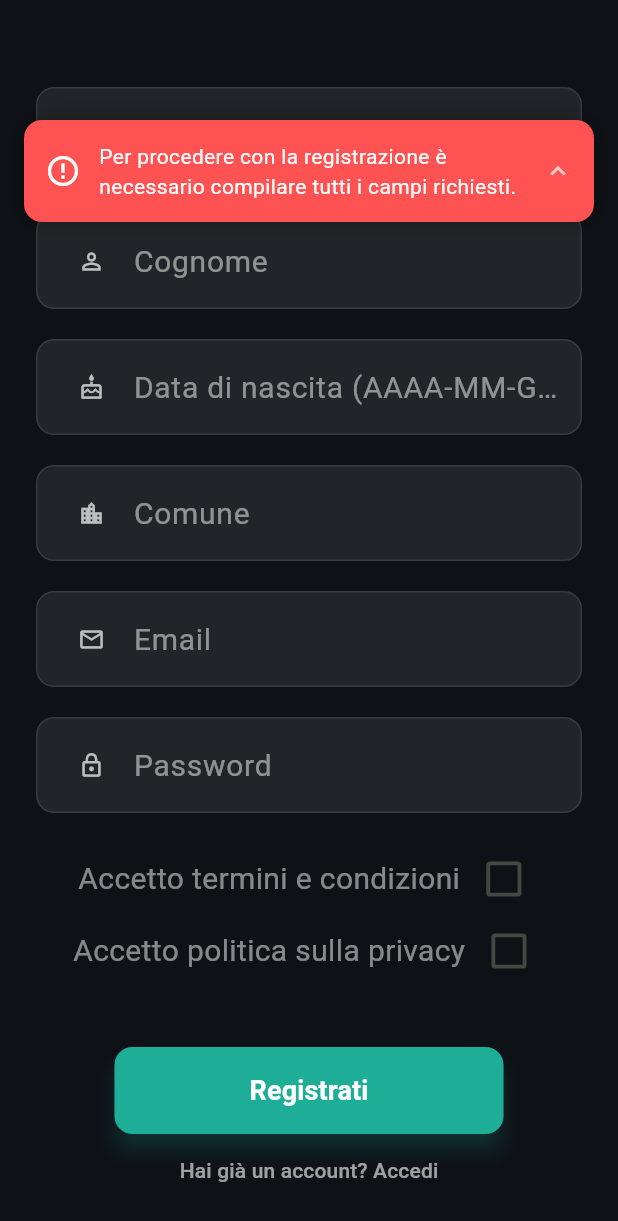
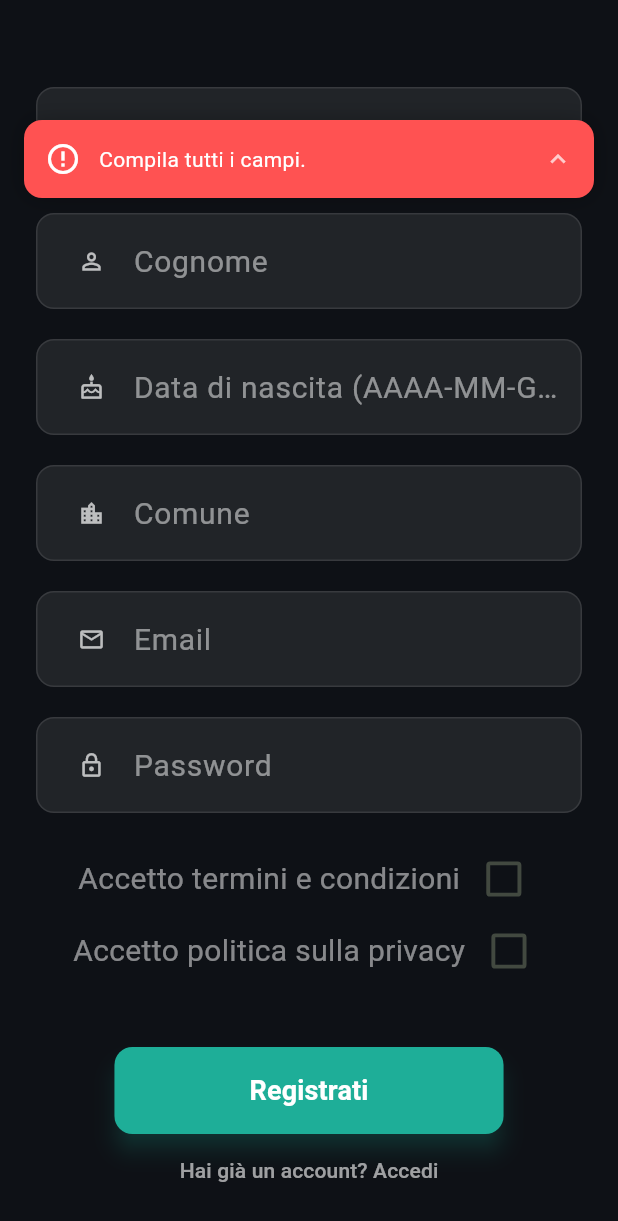
Before and after one commit to CunioloRaffaele/Colombo, a Flutter app: the RegisterPage screen opened directly, scrolled down 166 dp, after a tap on "Registrati", on a phone screen of 412 x 824 dp. Shown: the top 1221 px of the screen. Run offline on Flutter 3.47's test engine with Material 3 defaults, Android fonts, the phone set to English and light mode, and no system bars; our stand-ins replace dio, flutter_secure_storage, jwt_decoder, permission_handler; missing offline and left inert: liquid_glass_renderer; accounts and stored records are empty; generated files the repository leaves out were written again; network calls fail.

Commit message:
Refactor auth screens and add viewmodels
Moved login and registration screens to feature-based directories and introduced LoginViewModel and RegistrationViewModel for better separation of concerns. Removed direct notification and error handling from AuthService, delegating it to viewmodels and UI. Updated imports and improved code formatting across affected files.

```diff
--- a/services/client/lib/core/api/dio_interceptor.dart
+++ b/services/client/lib/core/api/dio_interceptor.dart
@@ -1,7 +1,5 @@
 import 'package:dio/dio.dart';
-import 'package:flutter/material.dart';
 import '../../ui/widgets/loading_overlay.dart'; // ValueNotifier
-import '../../ui/widgets/notification_overlay.dart';
 
 class LoadingInterceptor extends Interceptor {
   @override
@@ -32,7 +30,6 @@ class LoadingInterceptor extends Interceptor {
       if (loadingRequestCount.value > 0) {
         loadingRequestCount.value--;
       }
-      NotificationOverlay.show('Errore durante la richiesta al server.', Colors.redAccent);
     }
     super.onError(err, handler);
   }
--- a/services/client/lib/main.dart
+++ b/services/client/lib/main.dart
@@ -1,18 +1,18 @@
-import 'package:colombo/ui/screens/login.dart';
+import 'package:colombo/ui/features/auth/view/login.dart';
 import 'package:flutter/material.dart';
 import 'package:flutter/services.dart';
 
-import 'ui/screens/sensors_debug.dart';
-import 'ui/screens/login.dart';
-import 'ui/screens/error_page.dart';
+import 'ui/features/sensors_debug.dart';
+import 'ui/features/auth/view/login.dart';
+import 'ui/features/error_page.dart';
 import 'data/services/auth_service.dart';
 import 'data/services/health_service.dart';
-import 'ui/screens/home.dart';
+import 'ui/features/home.dart';
 import 'package:colombo/ui/widgets/loading_overlay.dart'; // Importa il nuovo widget
 
 final navigatorKey = GlobalKey<NavigatorState>();
 
-void main() async{
+void main() async {
   WidgetsFlutterBinding.ensureInitialized();
   SystemChrome.setSystemUIOverlayStyle(
     const SystemUiOverlayStyle(
@@ -32,7 +32,11 @@ void main() async{
 class MyApp extends StatelessWidget {
   final bool initialOnline;
   final bool initialLoggedIn;
-  const MyApp({super.key, required this.initialOnline, required this.initialLoggedIn});
+  const MyApp({
+    super.key,
+    required this.initialOnline,
+    required this.initialLoggedIn,
+  });
   @override
   Widget build(BuildContext context) {
     return MaterialApp(
@@ -43,9 +47,7 @@ class MyApp extends StatelessWidget {
       ),
       // Use the LoadingOverlay to wrap the entire app
       builder: (context, child) {
-        return LoadingOverlay(
-          child: child ?? const SizedBox.shrink(),
-        );
+        return LoadingOverlay(child: child ?? const SizedBox.shrink());
       },
       home: !initialOnline
           ? const ServerErrorPage()
--- a/services/client/lib/ui/screens/registration.dart
+++ b/services/client/lib/ui/features/auth/view/registration.dart
@@ -1,8 +1,8 @@
-import 'package:colombo/data/services/auth_service.dart';
+import 'package:colombo/ui/features/auth/viewmodels/registration_viewmodel.dart'; // Importa il ViewModel
 import 'package:flutter/material.dart';
 
-import '../widgets/notification_overlay.dart';
-import '../widgets/input_field.dart';
+import '../../../widgets/notification_overlay.dart';
+import '../../../widgets/input_field.dart';
 
 class RegisterPage extends StatefulWidget {
   const RegisterPage({super.key});
@@ -12,13 +12,17 @@ class RegisterPage extends StatefulWidget {
 }
 
 class _RegisterPageState extends State<RegisterPage> {
+  final _viewModel = RegistrationViewModel();
+
   final _nomeController = TextEditingController();
   final _cognomeController = TextEditingController();
   final _bithDateController = TextEditingController();
   final _comuneController = TextEditingController();
   final _emailController = TextEditingController();
   final _passwordController = TextEditingController();
-  late bool? _isChecked = false;
+
+  bool _termsAccepted = false;
+  bool _privacyAccepted = false;
 
   @override
   void dispose() {
@@ -40,10 +44,14 @@ class _RegisterPageState extends State<RegisterPage> {
           padding: const EdgeInsets.symmetric(horizontal: 24.0),
           child: SingleChildScrollView(
             keyboardDismissBehavior: ScrollViewKeyboardDismissBehavior.onDrag,
-            padding: EdgeInsets.only(bottom: MediaQuery.of(context).viewInsets.bottom),
+            padding: EdgeInsets.only(
+              bottom: MediaQuery.of(context).viewInsets.bottom,
+            ),
             child: ConstrainedBox(
               constraints: BoxConstraints(
-                minHeight: MediaQuery.of(context).size.height - MediaQuery.of(context).padding.vertical,
+                minHeight:
+                    MediaQuery.of(context).size.height -
+                    MediaQuery.of(context).padding.vertical,
               ),
               child: IntrinsicHeight(
                 child: Column(
@@ -118,15 +126,18 @@ class _RegisterPageState extends State<RegisterPage> {
                       children: <Widget>[
                         Text(
                           'Accetto termini e condizioni ',
-                          style: TextStyle(fontSize: 20.0, color: Colors.white.withOpacity(0.5)),
+                          style: TextStyle(
+                            fontSize: 20.0,
+                            color: Colors.white.withOpacity(0.5),
+                          ),
                         ),
                         Transform.scale(
                           scale: 1.3,
                           child: Checkbox(
-                          value: _isChecked,
+                            value: _termsAccepted, // Usa variabile specifica
                             onChanged: (bool? newValue) {
                               setState(() {
-                              _isChecked = newValue;
+                                _termsAccepted = newValue ?? false;
                               });
                             },
                           ),
@@ -139,15 +150,18 @@ class _RegisterPageState extends State<RegisterPage> {
                       children: <Widget>[
                         Text(
                           'Accetto politica sulla privacy ',
-                          style: TextStyle(fontSize: 20.0, color: Colors.white.withOpacity(0.5)),
+                          style: TextStyle(
+                            fontSize: 20.0,
+                            color: Colors.white.withOpacity(0.5),
+                          ),
                         ),
                         Transform.scale(
                           scale: 1.3,
                           child: Checkbox(
-                            value: _isChecked,
+                            value: _privacyAccepted, // Usa variabile specifica
                             onChanged: (bool? newValue) {
                               setState(() {
-                                _isChecked = newValue;
+                                _privacyAccepted = newValue ?? false;
                               });
                             },
                           ),
@@ -161,41 +175,39 @@ class _RegisterPageState extends State<RegisterPage> {
                         style: ElevatedButton.styleFrom(
                           backgroundColor: const Color(0xFF1EAE98),
                           padding: const EdgeInsets.symmetric(
-                              horizontal: 90, vertical: 16),
+                            horizontal: 90,
+                            vertical: 16,
+                          ),
                           shape: RoundedRectangleBorder(
                             borderRadius: BorderRadius.circular(12),
                           ),
                           elevation: 6,
                           shadowColor: const Color(0xFF1EAE98).withOpacity(0.6),
                         ),
-                        onPressed: () {
-                          // Get values
-                          final nome = _nomeController.text.toUpperCase();
-                          final cognome = _cognomeController.text.toUpperCase();
-                          final birthDate = _bithDateController.text;
-                          final email = _emailController.text;
-                          final password = _passwordController.text;
-                          // final comune = _comuneController.text;
-                          if (nome.isEmpty || cognome.isEmpty || birthDate.isEmpty || email.isEmpty || password.isEmpty) {
-                            // Show error
-                            NotificationOverlay.show('Per procedere con la registrazione è necessario compilare tutti i campi richiesti.', Colors.redAccent);
-                            return;
-                          }
-                          if (_isChecked != true) {
-                            // Show error
-                            NotificationOverlay.show('Per procedere con la registrazione è necessario accettare i termini e condizioni e la politica sulla privacy.', Colors.redAccent);
-                            return;
-                          }
+                        onPressed: () async {
+                          final error = await _viewModel.register(
+                            nome: _nomeController.text,
+                            cognome: _cognomeController.text,
+                            email: _emailController.text,
+                            password: _passwordController.text,
+                            birthDate: _bithDateController.text,
+                            termsAccepted: _termsAccepted,
+                            privacyAccepted: _privacyAccepted,
+                          );
 
-                          AuthService().register(
-                            nameSurname: '$nome $cognome',
-                            email: email,
-                            password: password,
-                            birthDate: DateTime.parse(birthDate),
-                            // municipality: comune,
+                          if (!context.mounted) return;
+
+                          if (error == null) {
+                            // Successo
+                            NotificationOverlay.show(
+                              'Registrazione avvenuta con successo! Effettua il login.',
+                              Colors.greenAccent,
                             );
                             Navigator.pop(context);
-
+                          } else {
+                            // Errore (validazione o server)
+                            NotificationOverlay.show(error, Colors.redAccent);
+                          }
                         },
                         child: const Text(
                           'Registrati',
--- /dev/null
+++ b/services/client/lib/ui/features/auth/viewmodels/registration_viewmodel.dart
@@ -0,0 +1,39 @@
+import '../../../../data/services/auth_service.dart';
+
+class RegistrationViewModel {
+  final AuthService _authService = AuthService();
+
+  Future<String?> register({
+    required String nome,
+    required String cognome,
+    required String email,
+    required String password,
+    required String birthDate,
+    required bool termsAccepted,
+    required bool privacyAccepted,
+  }) async {
+    if (nome.isEmpty ||
+        cognome.isEmpty ||
+        email.isEmpty ||
+        password.isEmpty ||
+        birthDate.isEmpty) {
+      return 'Compila tutti i campi.';
+    }
+
+    if (!termsAccepted || !privacyAccepted) {
+      return 'Devi accettare termini e privacy.';
+    }
+
+    try {
+      await _authService.register(
+        nameSurname: '$nome $cognome',
+        email: email,
+        password: password,
+        birthDate: DateTime.parse(birthDate),
+      );
+      return null; // No errors
+    } catch (e) {
+      return e.toString(); // Return the error message
+    }
+  }
+}
--- a/services/client/lib/ui/widgets/loading_overlay.dart
+++ b/services/client/lib/ui/widgets/loading_overlay.dart
@@ -1,6 +1,4 @@
 import 'package:flutter/material.dart';
-
-import '../../main.dart';
 
 // Global ValueNorifier to track the number of active loading requests.
 /// This allows us to show or hide the loading overlay based on network activity.
@@ -29,9 +27,7 @@ class LoadingOverlay extends StatelessWidget {
               Container(
                 color: Colors.black.withOpacity(0.35),
                 child: const Center(
-                  child: CircularProgressIndicator(
-                    color: Colors.white,
-                  ),
+                  child: CircularProgressIndicator(color: Colors.white),
                 ),
               ),
           ],
```
Also changed, not shown: services/client/lib/core/api/api_client.dart (+30 -15 lines), services/client/lib/data/services/auth_service.dart (+7 -14 lines), services/client/lib/ui/features/auth/view/login.dart (renamed from services/client/lib/ui/screens/login.dart, +23 -16 lines), services/client/lib/ui/features/auth/viewmodels/login_viewmodel.dart (added, +21 -0 lines), services/client/lib/ui/features/sensors_debug.dart (renamed from services/client/lib/ui/screens/sensors_debug.dart, +28 -22 lines), services/client/lib/ui/features/error_page.dart (renamed from services/client/lib/ui/screens/error_page.dart), services/client/lib/ui/features/home.dart (renamed from services/client/lib/ui/screens/home.dart). Lines whose indentation alone changed are shown as unchanged.
